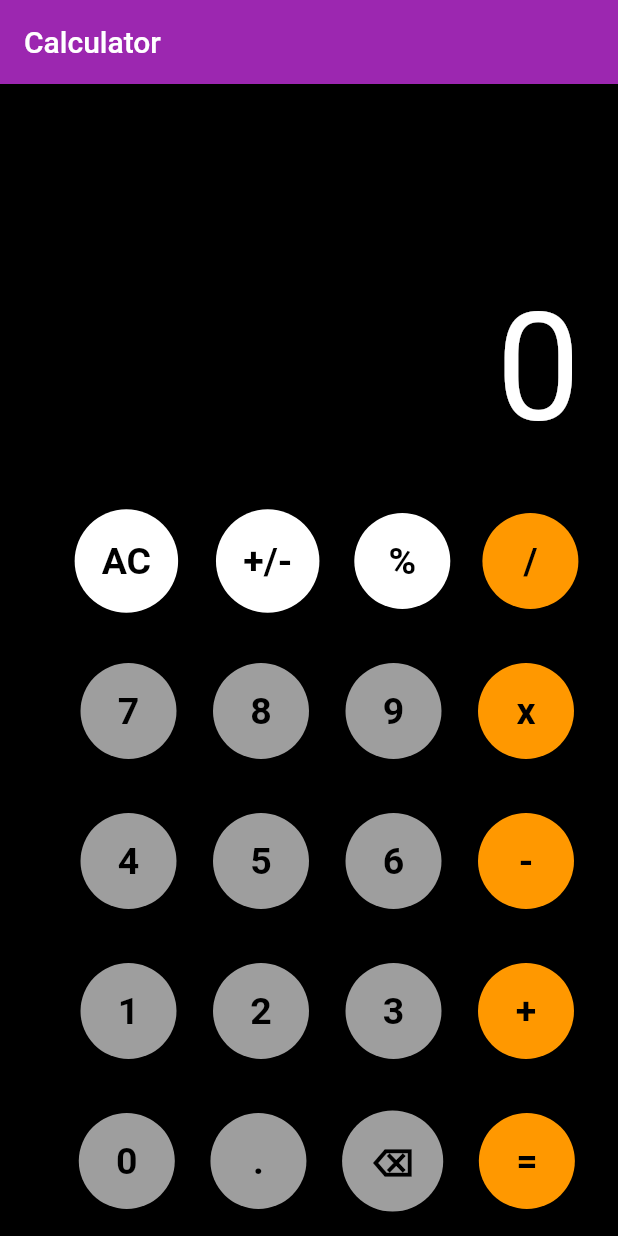
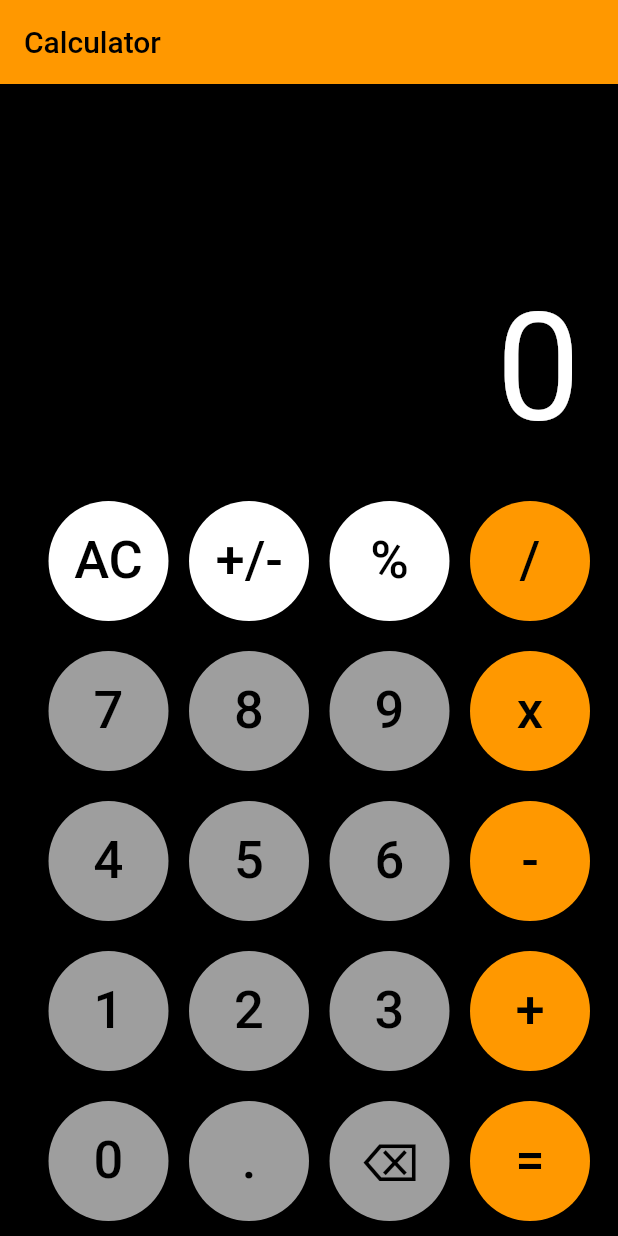
Before and after one commit to KamilJuraszek/CalculatorApp, a Flutter app: the screen it shows after launch, on a phone screen of 412 x 824 dp. Run offline on Flutter 3.47's test engine with Material 2 defaults, Android fonts, the phone set to English and light mode, and no system bars.

Commit message:
Added SizedBox

```diff
--- a/lib/main.dart
+++ b/lib/main.dart
@@ -13,7 +13,7 @@ class MyApp extends StatelessWidget {
     return MaterialApp(
       title: 'Calculator',
       theme: ThemeData(
-        primarySwatch: Colors.purple,
+        primarySwatch: Colors.orange,
       ),
       home: const MyHomePage(title: 'Calculator'),
     );
@@ -40,14 +40,12 @@ class _MyHomePageState extends State<MyHomePage> {
 
         child: Text(btntxt,
           style: TextStyle(
-              fontSize: 25,
+              fontSize: 35,
               color: txtcolor,
-              fontWeight: FontWeight.bold
           ),
         ),
         style: ElevatedButton.styleFrom(
           backgroundColor: btncolor,
-          padding: EdgeInsets.all(20),
           shape: CircleBorder(),
         ),
 
@@ -85,20 +83,52 @@ class _MyHomePageState extends State<MyHomePage> {
               mainAxisAlignment: MainAxisAlignment.spaceEvenly,
               children: [
                 Padding(padding: EdgeInsets.only(bottom: 100),),
-                calcbutton('AC', Colors.white, Colors.black),
-                calcbutton('+/-', Colors.white, Colors.black),
-                calcbutton('%', Colors.white, Colors.black),
-                calcbutton('/', Colors.orange, Colors.black),
+                SizedBox(
+                  height: 80,
+                  width: 80,
+                 child: calcbutton('AC', Colors.white, Colors.black),
+                ),
+                SizedBox(
+                  height: 80,
+                  width: 80,
+                  child: calcbutton('+/-', Colors.white, Colors.black),
+                ),
+                SizedBox(
+                  height: 80,
+                  width: 80,
+                  child: calcbutton('%', Colors.white, Colors.black),
+                ),
+                SizedBox(
+                  height: 80,
+                  width: 80,
+                  child: calcbutton('/', Colors.orange, Colors.black),
+                ),
               ],
             ),
             Row(
               mainAxisAlignment: MainAxisAlignment.spaceEvenly,
               children: [
                 Padding(padding: EdgeInsets.only(bottom: 100),),
-                calcbutton('7', Colors.grey, Colors.black),
-                calcbutton('8', Colors.grey, Colors.black),
-                calcbutton('9', Colors.grey, Colors.black),
-                calcbutton('x', Colors.orange, Colors.black),
+                SizedBox(
+                  height: 80,
+                  width: 80,
+                  child: calcbutton('7', Colors.grey, Colors.black),
+                ),
+                SizedBox(
+                  height: 80,
+                  width: 80,
+                  child: calcbutton('8', Colors.grey, Colors.black),
+                ),
+                SizedBox(
+                  height: 80,
+                  width: 80,
+                  child: calcbutton('9', Colors.grey, Colors.black),
+                ),
+                SizedBox(
+                  height: 80,
+                  width: 80,
+                  child: calcbutton('x', Colors.orange, Colors.black),
+                ),
               ],
             ),
             Row(
@@ -106,30 +136,78 @@ class _MyHomePageState extends State<MyHomePage> {
               mainAxisAlignment: MainAxisAlignment.spaceEvenly,
               children: [
                 Padding(padding: EdgeInsets.only(bottom: 100),),
-                calcbutton('4', Colors.grey, Colors.black),
-                calcbutton('5', Colors.grey, Colors.black),
-                calcbutton('6', Colors.grey, Colors.black),
-                calcbutton('-', Colors.orange, Colors.black),
+                SizedBox(
+                  height: 80,
+                  width: 80,
+                  child: calcbutton('4', Colors.grey, Colors.black),
+                ),
+                SizedBox(
+                  height: 80,
+                  width: 80,
+                  child: calcbutton('5', Colors.grey, Colors.black),
+                ),
+                SizedBox(
+                  height: 80,
+                  width: 80,
+                  child: calcbutton('6', Colors.grey, Colors.black),
+                ),
+                SizedBox(
+                  height: 80,
+                  width: 80,
+                  child: calcbutton('-', Colors.orange, Colors.black),
+                ),
               ],
             ),
             Row(
               mainAxisAlignment: MainAxisAlignment.spaceEvenly,
               children: [
                 Padding(padding: EdgeInsets.only(bottom: 100),),
-                calcbutton('1', Colors.grey, Colors.black),
-                calcbutton('2', Colors.grey, Colors.black),
-                calcbutton('3', Colors.grey, Colors.black),
-                calcbutton('+', Colors.orange, Colors.black),
+                SizedBox(
+                  height: 80,
+                  width: 80,
+                  child: calcbutton('1', Colors.grey, Colors.black),
+                ),
+                SizedBox(
+                  height: 80,
+                  width: 80,
+                  child: calcbutton('2', Colors.grey, Colors.black),
+                ),
+                SizedBox(
+                  height: 80,
+                  width: 80,
+                  child: calcbutton('3', Colors.grey, Colors.black),
+                ),
+                SizedBox(
+                  height: 80,
+                  width: 80,
+                  child: calcbutton('+', Colors.orange, Colors.black),
+                ),
               ],
             ),
             Row(
               mainAxisAlignment: MainAxisAlignment.spaceEvenly,
               children: [
                 Padding(padding: EdgeInsets.only(bottom: 100),),
-                calcbutton('0', Colors.grey, Colors.black),
-                calcbutton('.', Colors.grey, Colors.black),
-                calcbutton('⌫', Colors.grey, Colors.black),
-                calcbutton('=', Colors.orange, Colors.black),
+                SizedBox(
+                  height: 80,
+                  width: 80,
+                  child: calcbutton('0', Colors.grey, Colors.black),
+                ),
+                SizedBox(
+                  height: 80,
+                  width: 80,
+                  child: calcbutton('.', Colors.grey, Colors.black),
+                ),
+                SizedBox(
+                  height: 80,
+                  width: 80,
+                  child: calcbutton('⌫', Colors.grey, Colors.black),
+                ),
+                SizedBox(
+                  height: 80,
+                  width: 80,
+                  child: calcbutton('=', Colors.orange, Colors.black),
+                ),
               ],
             )
           ],
```
